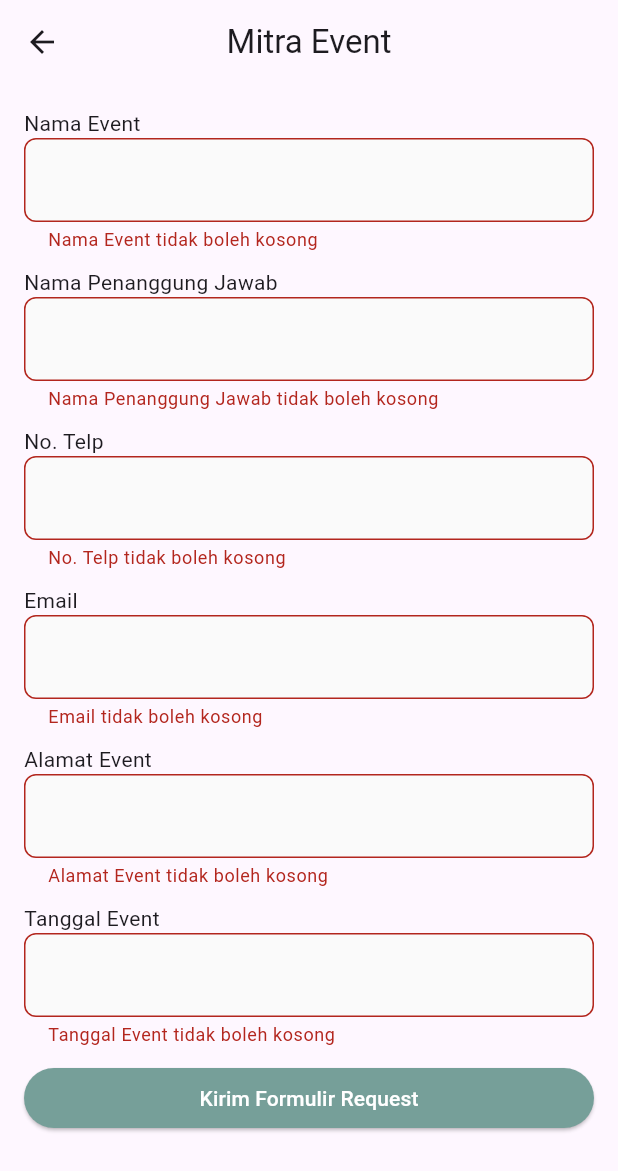
After one commit to Dynameiz/Kang-Sampah, a Flutter app: the RegisterEvent screen opened directly, after a tap on "Kirim Formulir Request", on a phone screen of 412 x 824 dp. The commit adds this screen. Shown: the top 1171 px of the screen. Run offline on Flutter 3.47's test engine with Material 3 defaults, Android fonts, the phone set to English and light mode, and no system bars; our stand-ins replace curved_navigation_bar, google_fonts.

Commit message:
Event Register Form

```diff
--- /dev/null
+++ b/lib/pages/register_event.dart
@@ -0,0 +1,196 @@
+import 'package:flutter/material.dart';
+import 'package:kang_sampah/pages/register_successful.dart';
+
+class RegisterEvent extends StatefulWidget {
+  const RegisterEvent({super.key});
+
+  @override
+  State<RegisterEvent> createState() => _RegisterEventState();
+}
+
+class _RegisterEventState extends State<RegisterEvent> {
+
+  final _formKey = GlobalKey<FormState>();
+
+  String _namaEvent = '';
+  String _namaPenanggungJawab = '';
+  String _noTelp = '';
+  String _email = '';
+  String _alamatEvent = '';
+  String _tanggalEvent = '';
+
+  @override
+  Widget build(BuildContext context) {
+    return Scaffold(
+      appBar: AppBar(
+        title: const Text('Mitra Event'),
+        centerTitle: true,
+      ),
+      body: SingleChildScrollView(
+        child: Padding(
+          padding: const EdgeInsets.all(16.0),
+          child: Form(
+            key: _formKey,
+            child: Column(
+              mainAxisAlignment: MainAxisAlignment.center,
+              crossAxisAlignment: CrossAxisAlignment.start,
+              children: [
+                Text('Nama Event'),
+                TextFormField(
+                  decoration: const InputDecoration(
+                    border: OutlineInputBorder(
+                      borderRadius: BorderRadius.all(Radius.circular(8)),
+                    ),
+                    fillColor: Color(0xffFAFAFA),
+                    filled: true,
+                  ),
+                  validator: (value) {
+                    if (value == null || value.isEmpty) {
+                      return 'Nama Event tidak boleh kosong';
+                    }
+                    return null;
+                  },
+                  onSaved: (value) {
+                    _namaEvent = value!;
+                  },
+                ),
+                SizedBox(height: 10.0,),
+                Text('Nama Penanggung Jawab'),
+                TextFormField(
+                  decoration: const InputDecoration(
+                    border: OutlineInputBorder(
+                      borderRadius: BorderRadius.all(Radius.circular(8)),
+                    ),
+                    fillColor: Color(0xffFAFAFA),
+                    filled: true,
+                  ),
+                  validator: (value) {
+                    if (value == null || value.isEmpty) {
+                      return 'Nama Penanggung Jawab tidak boleh kosong';
+                    }
+                    return null;
+                  },
+                  onSaved: (value) {
+                    _namaPenanggungJawab = value!;
+                  },
+                ),
+                SizedBox(height: 10.0,),
+                Text('No. Telp'),
+                TextFormField(
+                  decoration: const InputDecoration(
+                    border: OutlineInputBorder(
+                      borderRadius: BorderRadius.all(Radius.circular(8)),
+                    ),
+                    fillColor: Color(0xffFAFAFA),
+                    filled: true,
+                  ),
+                  validator: (value) {
+                    if (value == null || value.isEmpty) {
+                      return 'No. Telp tidak boleh kosong';
+                    }
+                    return null;
+                  },
+                  onSaved: (value) {
+                    _noTelp = value!;
+                  },
+                ),
+                SizedBox(height: 10.0,),
+                Text('Email'),
+                TextFormField(
+                  decoration: const InputDecoration(
+                    border: OutlineInputBorder(
+                      borderRadius: BorderRadius.all(Radius.circular(8)),
+                    ),
+                    fillColor: Color(0xffFAFAFA),
+                    filled: true,
+                  ),
+                  validator: (value) {
+                    if (value == null || value.isEmpty) {
+                      return 'Email tidak boleh kosong';
+                    }
+                    return null;
+                  },
+                  onSaved: (value) {
+                    _email = value!;
+                  },
+                ),
+                SizedBox(height: 10.0,),
+                Text('Alamat Event'),
+                TextFormField(
+                  decoration: const InputDecoration(
+                    border: OutlineInputBorder(
+                      borderRadius: BorderRadius.all(Radius.circular(8)),
+                    ),
+                    fillColor: Color(0xffFAFAFA),
+                    filled: true,
+                  ),
+                  validator: (value) {
+                    if (value == null || value.isEmpty) {
+                      return 'Alamat Event tidak boleh kosong';
+                    }
+                    return null;
+                  },
+                  onSaved: (value) {
+                    _alamatEvent = value!;
+                  },
+                ),
+                SizedBox(height: 10.0,),
+                Text('Tanggal Event'),
+                TextFormField(
+                  decoration: const InputDecoration(
+                  border: OutlineInputBorder(
+                    borderRadius: BorderRadius.all(Radius.circular(8)),
+                  ),
+                  fillColor: Color(0xffFAFAFA),
+                  filled: true,
+                  ),
+                  readOnly: true,
+                  onTap: () async {
+                  DateTime? pickedDate = await showDatePicker(
+                    context: context,
+                    initialDate: DateTime.now(),
+                    firstDate: DateTime(2024),
+                    lastDate: DateTime(2050),
+                  );
+                  if (pickedDate != null) {
+                    setState(() {
+                    _tanggalEvent = "${pickedDate.day}/${pickedDate.month}/${pickedDate.year}";
+                    });
+                  }
+                  },
+                  controller: TextEditingController(text: _tanggalEvent),
+                  validator: (value) {
+                  if (value == null || value.isEmpty) {
+                    return 'Tanggal Event tidak boleh kosong';
+                  }
+                  return null;
+                  },
+                ),
+                SizedBox(height: 10.0,),
+                ElevatedButton(
+                  style: ButtonStyle(
+                    backgroundColor: WidgetStateProperty.all(Color(0xff769F99)),
+                    padding: WidgetStateProperty.all(EdgeInsets.all(8)),
+                    minimumSize: WidgetStateProperty.all(Size(double.infinity, 40)),
+                    maximumSize: WidgetStateProperty.all(Size(double.infinity, 40)),
+                  ),
+                  onPressed: () {
+                    if (_formKey.currentState!.validate()) {
+                      _formKey.currentState!.save();
+                      Navigator.pop(context);
+                      Navigator.push(
+                        context,
+                        MaterialPageRoute(builder: (context) => const RegisterSuccessful(jenisMitra: 'Mitra Event')),
+                      );
+                    }
+                  },
+                  child: const Text('Kirim Formulir Request', style: TextStyle(color: Colors.white),),
+                )
+              ],
+            )
+          ),
+        ),
+      )
+    );
+  }
+}
--- /dev/null
+++ b/lib/utils/constants.dart
@@ -0,0 +1 @@
+const String google_api_key = '';
```
Also changed, not shown: lib/components/partnership_card.dart (+6 -2 lines), lib/pages/home_page.dart (+29 -4 lines), lib/pages/inbox_page.dart (+8 -1 lines), lib/pages/register_pengangkut.dart (added, +15 -0 lines), lib/pages/register_retail.dart (added, +15 -0 lines), lib/pages/register_successful.dart (added, +58 -0 lines), pubspec.yaml (+12 -1 lines), assets/Register_Successful.png (added), pubspec.lock, 7 other files.
